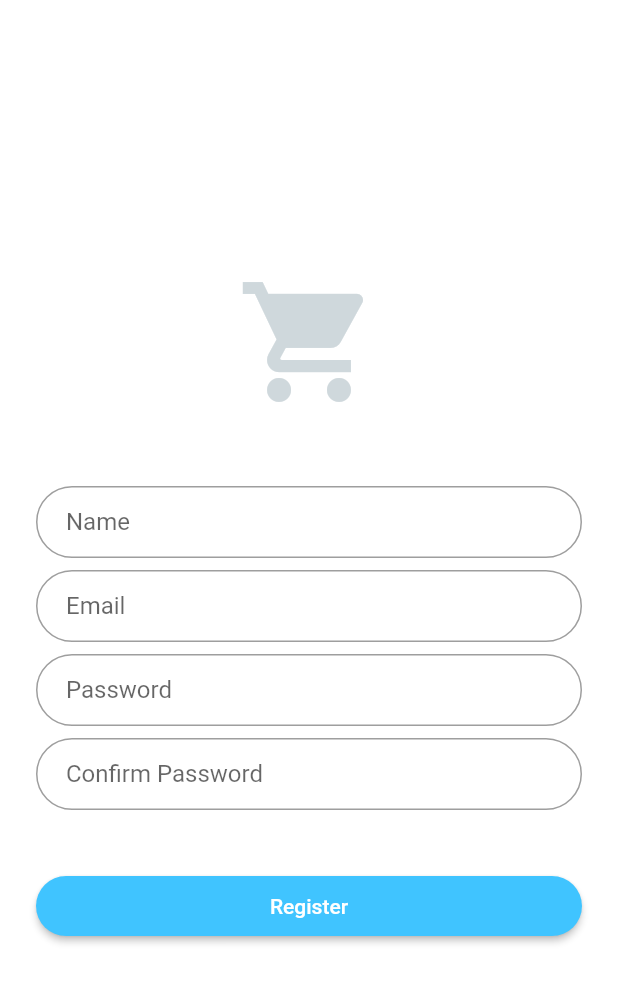
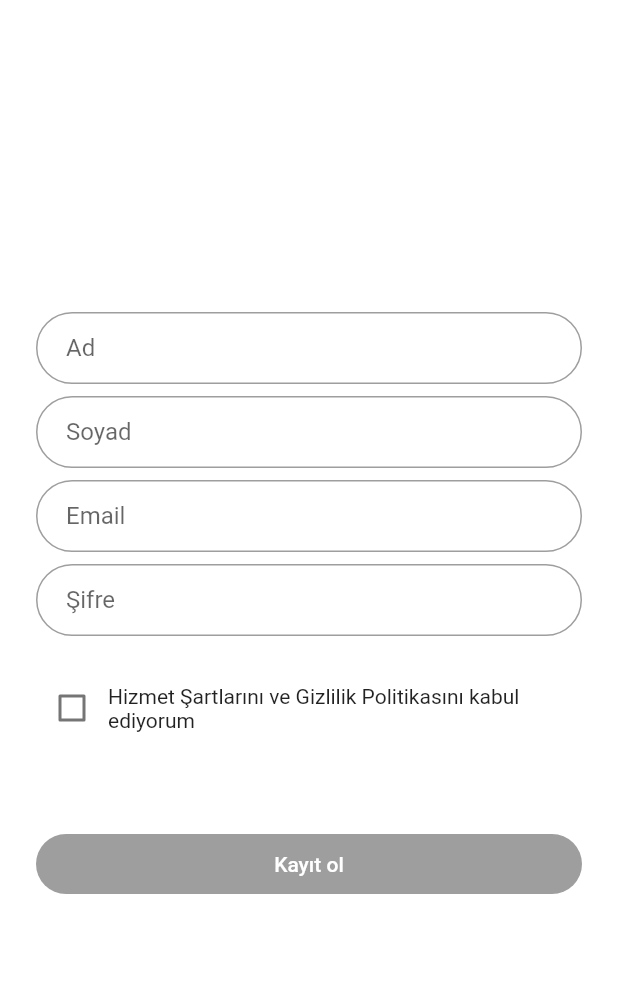
Before and after one commit to OPazar/opazar, a Flutter app: the screen it shows after launch, on a phone screen of 412 x 824 dp. Shown: the top 983 px of the screen. Run offline on Flutter 3.47's test engine with Material 2 defaults, Android fonts, the phone set to English and light mode, and no system bars; our stand-ins replace async_builder, cached_network_image, cloud_firestore, flutter_icons, flutter_mobx; accounts and stored records are empty.

Commit message:
register page validation

```diff
--- a/lib/main.dart
+++ b/lib/main.dart
@@ -1,6 +1,4 @@
 import 'package:flutter/material.dart';
-import 'package:opazar/screens/dealer_page.dart';
-import 'package:opazar/screens/login_page.dart';
 import 'package:opazar/screens/register_page.dart';
 
 
--- a/lib/screens/register_page.dart
+++ b/lib/screens/register_page.dart
@@ -7,26 +7,48 @@ class RegisterPage extends StatefulWidget {
 }
 
 class _RegisterPageState extends State<RegisterPage> {
+  final GlobalKey<FormState> _formKey = GlobalKey<FormState>();
+  bool _agreedToTOS = false;
+  bool _autoValidate = false;
+
+  String nameValue;
+  String sureNameValue;
+  String emailValue;
+  String passwordValue;
+
   @override
   Widget build(BuildContext context) {
-    final logo = Hero(
-      tag: 'hero',
-      child: CircleAvatar(
-        backgroundColor: Colors.transparent,
-        radius: 48.0,
-        child: Icon(Icons.shopping_cart,size: 96,),
-      ),
-    );
-
     final name = TextFormField(
       keyboardType: TextInputType.text,
       autofocus: false,
       initialValue: '',
       decoration: InputDecoration(
-        hintText: 'Name',
+        hintText: 'Ad',
         contentPadding: EdgeInsets.fromLTRB(20.0, 10.0, 20.0, 10.0),
         border: OutlineInputBorder(borderRadius: BorderRadius.circular(32.0)),
       ),
+      validator: (String value) {
+        if (value.trim().isEmpty) {
+          return 'Ad alanı boş olamaz';
+        }
+      },
+      onSaved: (newValue) => nameValue = newValue,
+    );
+    final surename = TextFormField(
+      keyboardType: TextInputType.text,
+      autofocus: false,
+      initialValue: '',
+      decoration: InputDecoration(
+        hintText: 'Soyad',
+        contentPadding: EdgeInsets.fromLTRB(20.0, 10.0, 20.0, 10.0),
+        border: OutlineInputBorder(borderRadius: BorderRadius.circular(32.0)),
+      ),
+      validator: (String value) {
+        if (value.trim().isEmpty) {
+          return 'Soyad alanı boş olamaz';
+        }
+      },
+      onSaved: (newValue) => sureNameValue = newValue,
     );
 
     final email = TextFormField(
@@ -38,65 +60,116 @@ class _RegisterPageState extends State<RegisterPage> {
         contentPadding: EdgeInsets.fromLTRB(20.0, 10.0, 20.0, 10.0),
         border: OutlineInputBorder(borderRadius: BorderRadius.circular(32.0)),
       ),
+      validator: (String value) {
+        Pattern pattern =
+            r'^(([^<>()[\]\\.,;:\s@\"]+(\.[^<>()[\]\\.,;:\s@\"]+)*)|(\".+\"))@((\[[0-9]{1,3}\.[0-9]{1,3}\.[0-9]{1,3}\.[0-9]{1,3}\])|(([a-zA-Z\-0-9]+\.)+[a-zA-Z]{2,}))$';
+        RegExp regex = new RegExp(pattern);
+        if (!regex.hasMatch(value)) {
+          return 'Geçersiz email adresi';
+        }
+      },
+      onSaved: (newValue) => emailValue = newValue,
     );
-
+    bool _acceptUntrusted = false;
     final password = TextFormField(
       autofocus: false,
       initialValue: '',
       obscureText: true,
       decoration: InputDecoration(
-        hintText: 'Password',
+        hintText: 'Şifre',
         contentPadding: EdgeInsets.fromLTRB(20.0, 10.0, 20.0, 10.0),
         border: OutlineInputBorder(borderRadius: BorderRadius.circular(32.0)),
       ),
+      validator: (String value) {
+        if (value.length < 6) {
+          return 'En az 6 karakter';
+        }
+      },
+      onSaved: (newValue) => passwordValue = newValue,
     );
 
-    final confirmPassword = TextFormField(
-      autofocus: false,
-      initialValue: '',
-      obscureText: true,
-      decoration: InputDecoration(
-        hintText: 'Confirm Password',
-        contentPadding: EdgeInsets.fromLTRB(20.0, 10.0, 20.0, 10.0),
-        border: OutlineInputBorder(borderRadius: BorderRadius.circular(32.0)),
+    final checkBox = Padding(
+      padding: const EdgeInsets.symmetric(vertical: 16.0),
+      child: Row(
+        children: <Widget>[
+          Checkbox(
+            value: _agreedToTOS,
+            onChanged: _setAgreedToTOS,
+          ),
+          Expanded(
+            child: GestureDetector(
+              onTap: () => _setAgreedToTOS(!_agreedToTOS),
+              child: const Text(
+                'Hizmet Şartlarını ve Gizlilik Politikasını kabul ediyorum',
+              ),
+            ),
+          ),
+        ],
       ),
     );
 
-    final loginButton = Padding(
+    final submitButton = Padding(
       padding: EdgeInsets.symmetric(vertical: 16.0),
       child: RaisedButton(
         shape: RoundedRectangleBorder(
           borderRadius: BorderRadius.circular(24),
         ),
-        onPressed: () {},
         padding: EdgeInsets.all(12),
         color: Colors.lightBlueAccent,
-        child: Text('Register', style: TextStyle(color: Colors.white)),
+        child: Text('Kayıt ol', style: TextStyle(color: Colors.white)),
+        onPressed: _submittable() ? _validateInputs : null,
       ),
     );
 
     return Scaffold(
       backgroundColor: Colors.white,
       body: Center(
+        child: Form(
+          key: _formKey,
+          autovalidate: _autoValidate,
           child: ListView(
             shrinkWrap: true,
             primary: false,
             padding: EdgeInsets.only(left: 24.0, right: 24.0),
             children: <Widget>[
-            logo,
-            SizedBox(height: 48.0),
               name,
+              SizedBox(height: 8.0),
+              surename,
               SizedBox(height: 8.0),
               email,
               SizedBox(height: 8.0),
               password,
               SizedBox(height: 8.0),
-            confirmPassword,
+              checkBox,
               SizedBox(height: 24.0),
-            loginButton,
+              submitButton,
             ],
+          ),
         ),
       ),
     );
   }
+
+  void _validateInputs() {
+    if (_formKey.currentState.validate()) {
+      print('validated');
+      _formKey.currentState.save();
+      print('{name: $nameValue, sureName: $sureNameValue, email: $emailValue, password: $passwordValue}');
+    } else {
+      print('unValidated');
+      setState(() {
+        _autoValidate = true;
+      });
     }
+  }
+
+  bool _submittable() {
+    return _agreedToTOS;
+  }
+
+  void _setAgreedToTOS(bool newValue) {
+    setState(() {
+      _agreedToTOS = newValue;
+    });
+  }
+}
```
Lines whose indentation alone changed are shown as unchanged.
